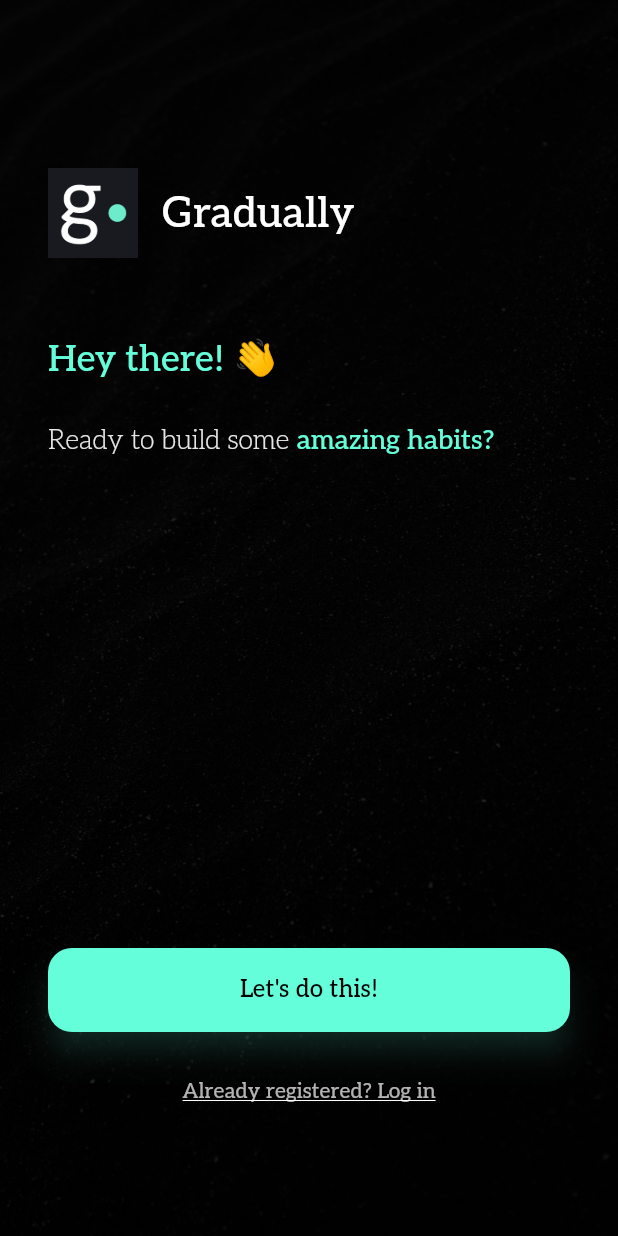
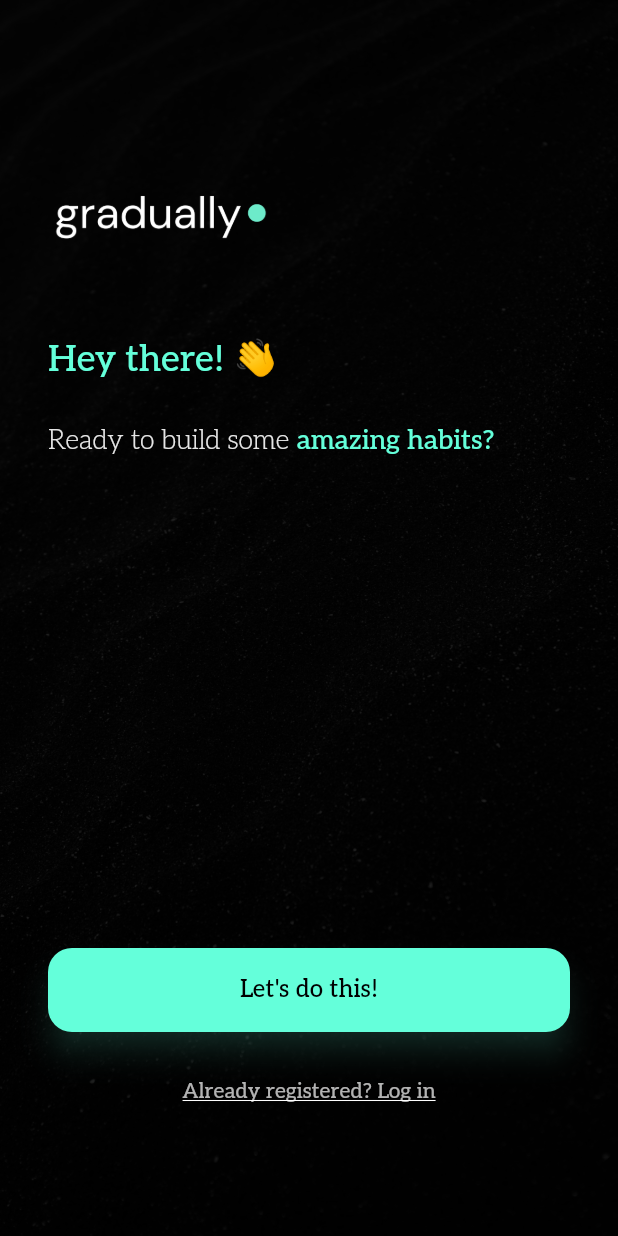
Before and after one commit to vitormdandrade/habit-tracker, a Flutter app: the screen it shows after launch, on a phone screen of 412 x 824 dp. Run offline on Flutter 3.47's test engine with Material 3 defaults, Android fonts, the phone set to English and light mode, and no system bars; our stand-ins replace cloud_firestore, firebase_auth, firebase_core, fl_chart, google_sign_in; accounts and stored records are empty.

Commit message:
Visual improvements (main logo)

```diff
--- a/lib/main.dart
+++ b/lib/main.dart
@@ -854,7 +854,11 @@
       appBar: AppBar(
         title: GestureDetector(
           onTap: _handleDevModeTap,
-          child: const Text('Gradually', style: TextStyle(color: Colors.white)),
+          child: Image.asset(
+            'logo/gradually_linear.png',
+            height: 32,
+            fit: BoxFit.contain,
+          ),
         ),
         centerTitle: true,
         backgroundColor: Theme.of(context).colorScheme.surface,
--- a/lib/screens/onboarding_screen.dart
+++ b/lib/screens/onboarding_screen.dart
@@ -348,21 +348,18 @@
           Row(
             children: [
               Container(
-                width: 60,
+                width: 150,
                 height: 60,
-                decoration: BoxDecoration(
-                  color: Colors.tealAccent.withOpacity(0.2),
-                ),
                 child: Image.asset(
-                  'logo/gradually_logo.png',
-                  width: 60,
+                  'logo/gradually_linear.png',
+                  width: 150,
                   height: 60,
                   fit: BoxFit.cover,
                 ),
               ),
               const SizedBox(width: 16),
               const Text(
-                'Gradually',
+                '',
                 style: TextStyle(
                   fontSize: 28,
                   fontWeight: FontWeight.w600,
```
Also changed, not shown: logo/gradually_linear.png (added), 1 other file.
